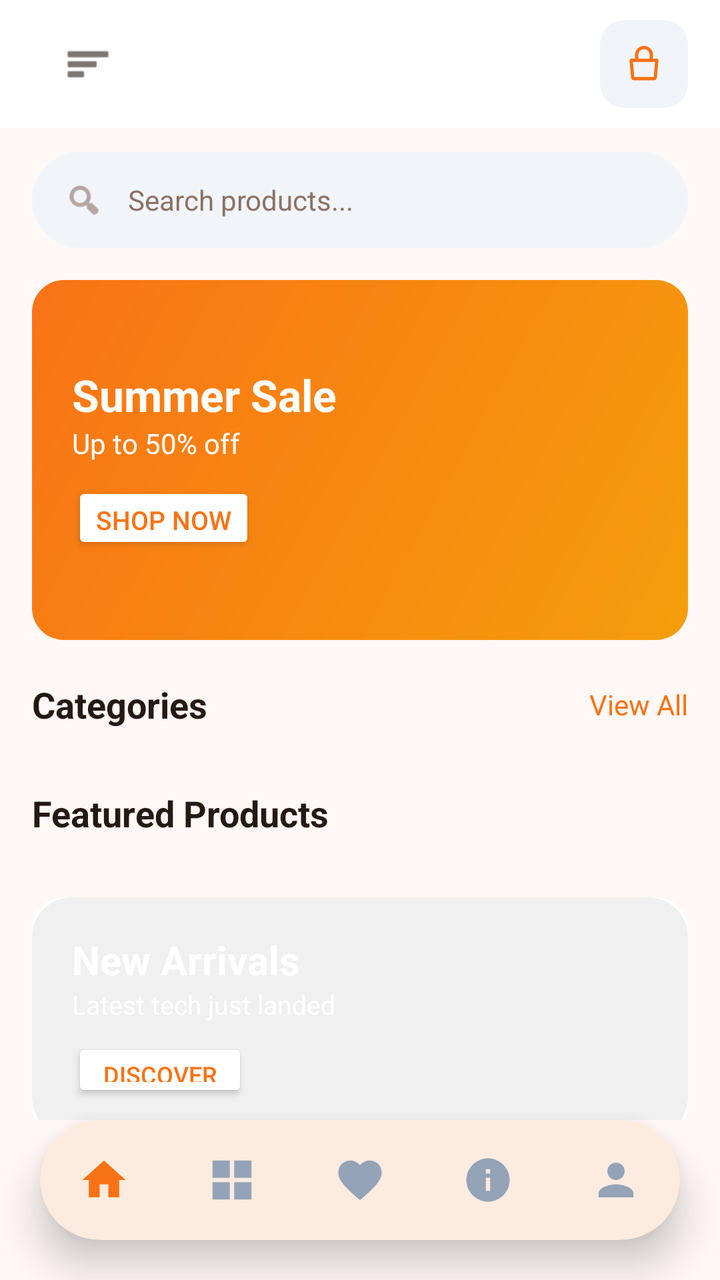
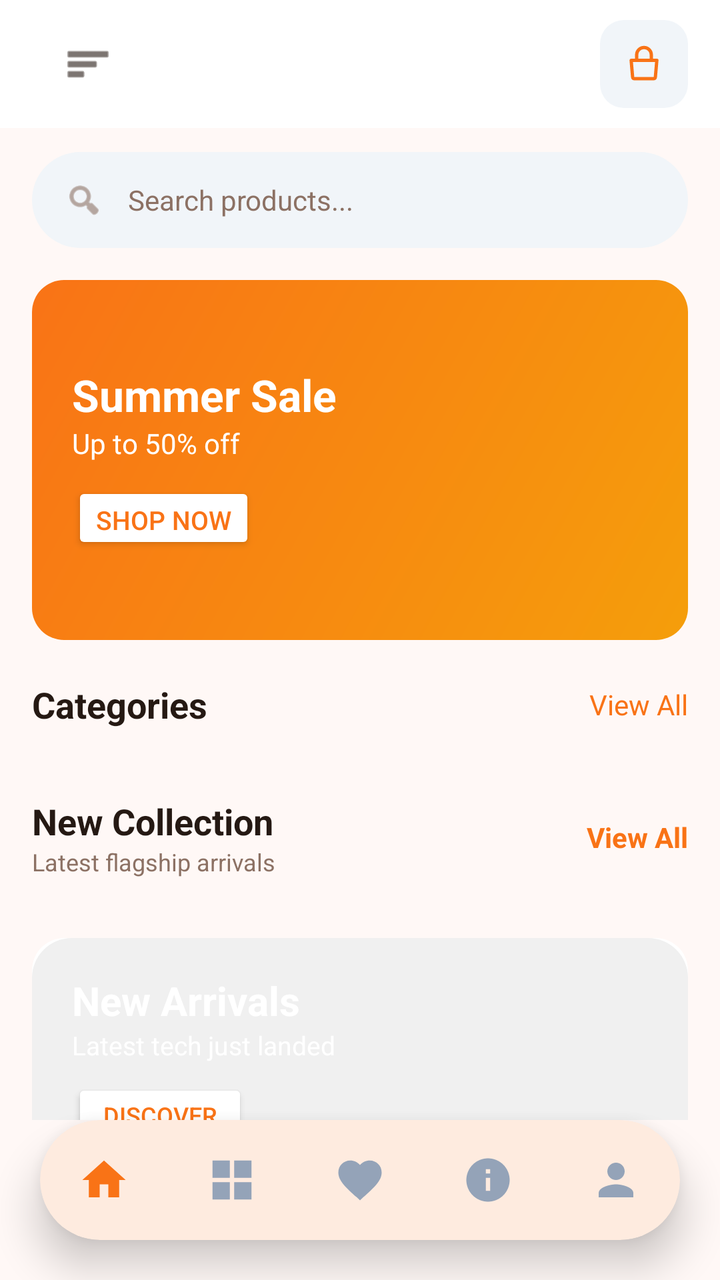

The first picture is an Android layout as it rendered before a commit; the second is the same layout after the commit. The layout source and the unified diff follow.
<!-- AndroidManifest.xml: application theme Theme.BeckieDealApp -->
<!-- res/layout/activity_main.xml -->
<?xml version="1.0" encoding="utf-8"?>
<androidx.constraintlayout.widget.ConstraintLayout xmlns:android="http://schemas.android.com/apk/res/android"
    xmlns:app="http://schemas.android.com/apk/res-auto"
    xmlns:tools="http://schemas.android.com/tools"
    android:layout_width="match_parent"
    android:layout_height="match_parent"
    android:background="@color/background"
    android:fitsSystemWindows="true"
    tools:context=".MainActivity">

    <com.google.android.material.appbar.MaterialToolbar
        android:id="@+id/topAppBar"
        android:layout_width="match_parent"
        android:layout_height="64dp"
        android:background="@color/surface"
        android:elevation="0dp"
        app:layout_constraintTop_toTopOf="parent">
        <RelativeLayout
            android:layout_width="match_parent"
            android:layout_height="match_parent"
            android:paddingHorizontal="16dp">
            <ImageView
                android:id="@+id/menuIcon"
                android:layout_width="24dp"
                android:layout_height="24dp"
                android:layout_alignParentStart="true"
                android:layout_centerVertical="true"
                android:src="@android:drawable/ic_menu_sort_by_size"
                android:tint="@color/text_primary" />
            <ImageView
                android:id="@+id/logoImage"
                android:layout_width="120dp"
                android:layout_height="40dp"
                android:layout_centerInParent="true"
                android:scaleType="fitCenter"
                android:src="@mipmap/ic_launcher" />
            <RelativeLayout
                android:id="@+id/cartContainer"
                android:layout_width="44dp"
                android:layout_height="44dp"
                android:layout_alignParentEnd="true"
                android:layout_centerVertical="true"
                android:background="@drawable/form_field_background">

                <ImageView
                    android:id="@+id/cartIcon"
                    android:layout_width="22dp"
                    android:layout_height="22dp"
                    android:layout_centerInParent="true"
                    android:src="@drawable/ic_shopping_bag"
                    app:tint="@color/primary" />

                <TextView
                    android:id="@+id/cartBadge"
                    android:layout_width="18dp"
                    android:layout_height="18dp"
                    android:layout_alignParentEnd="true"
                    android:layout_alignParentTop="true"
                    android:background="@drawable/badge_pill"
                    android:backgroundTint="@color/red_error"
                    android:gravity="center"
                    android:text="0"
                    android:textColor="@color/white_fixed"
                    android:textSize="9sp"
                    android:textStyle="bold"
                    android:visibility="gone" />

            </RelativeLayout>
        </RelativeLayout>
    </com.google.android.material.appbar.MaterialToolbar>

    <androidx.core.widget.NestedScrollView
        android:layout_width="match_parent"
        android:layout_height="0dp"
        android:fillViewport="true"
        app:layout_constraintTop_toBottomOf="@id/topAppBar"
        app:layout_constraintBottom_toTopOf="@id/bottomNavigationContainer">
        <LinearLayout
            android:layout_width="match_parent"
            android:layout_height="wrap_content"
            android:orientation="vertical"
            android:paddingBottom="100dp">

            
            <FrameLayout
                android:id="@+id/searchBar"
                android:layout_width="match_parent"
                android:layout_height="48dp"
                android:layout_marginHorizontal="16dp"
                android:layout_marginTop="12dp"
                android:background="@drawable/search_background"
                android:clickable="true"
                android:focusable="true">
                <ImageView
                    android:layout_width="20dp"
                    android:layout_height="20dp"
                    android:layout_gravity="center_vertical"
                    android:layout_marginStart="16dp"
                    android:src="@android:drawable/ic_menu_search"
                    android:tint="@color/text_secondary" />
                <TextView
                    android:layout_width="wrap_content"
                    android:layout_height="wrap_content"
                    android:layout_gravity="center_vertical"
                    android:layout_marginStart="48dp"
                    android:text="Search products..."
                    android:textColor="@color/text_secondary"
                    android:textSize="14sp" />
            </FrameLayout>

            
            <androidx.cardview.widget.CardView
                android:layout_width="match_parent"
                android:layout_height="180dp"
                android:layout_marginHorizontal="16dp"
                android:layout_marginTop="16dp"
                app:cardCornerRadius="16dp"
                app:cardElevation="0dp">
                <FrameLayout
                    android:layout_width="match_parent"
                    android:layout_height="match_parent"
                    android:background="@drawable/hero_gradient">
                    <LinearLayout
                        android:layout_width="wrap_content"
                        android:layout_height="wrap_content"
                        android:layout_gravity="center_vertical"
                        android:layout_marginStart="20dp"
                        android:orientation="vertical">
                        <TextView
                            android:layout_width="wrap_content"
                            android:layout_height="wrap_content"
                            android:text="Summer Sale"
                            android:textColor="@android:color/white"
                            android:textSize="22sp"
                            android:textStyle="bold" />
                        <TextView
                            android:layout_width="wrap_content"
                            android:layout_height="wrap_content"
                            android:text="Up to 50% off"
                            android:textColor="@android:color/white"
                            android:textSize="14sp" />
                        <Button
                            android:id="@+id/shopNowButton"
                            android:layout_width="wrap_content"
                            android:layout_height="36dp"
                            android:layout_marginTop="10dp"
                            android:backgroundTint="@android:color/white"
                            android:text="Shop Now"
                            android:textColor="@color/primary"
                            android:textSize="13sp" />
                    </LinearLayout>
                </FrameLayout>
            </androidx.cardview.widget.CardView>

            
            <RelativeLayout
                android:layout_width="match_parent"
                android:layout_height="wrap_content"
                android:layout_marginHorizontal="16dp"
                android:layout_marginTop="20dp">
                <TextView
                    android:layout_width="wrap_content"
                    android:layout_height="wrap_content"
                    android:layout_alignParentStart="true"
                    android:layout_centerVertical="true"
                    android:text="Categories"
                    android:textColor="@color/text_primary"
                    android:textSize="18sp"
                    android:textStyle="bold" />
                <TextView
                    android:id="@+id/viewAllCategories"
                    android:layout_width="wrap_content"
                    android:layout_height="wrap_content"
                    android:layout_alignParentEnd="true"
                    android:layout_centerVertical="true"
                    android:clickable="true"
                    android:focusable="true"
                    android:text="View All"
                    android:textColor="@color/primary"
                    android:textSize="14sp" />
            </RelativeLayout>

            <HorizontalScrollView
                android:layout_width="match_parent"
                android:layout_height="wrap_content"
                android:layout_marginTop="10dp"
                android:scrollbars="none">
                <LinearLayout
                    android:id="@+id/categoriesContainer"
                    android:layout_width="wrap_content"
                    android:layout_height="wrap_content"
                    android:orientation="horizontal"
                    android:paddingHorizontal="16dp" />
            </HorizontalScrollView>

            
            <RelativeLayout
                android:layout_width="match_parent"
                android:layout_height="wrap_content"
                android:layout_marginHorizontal="16dp"
                android:layout_marginTop="20dp">
                <TextView
                    android:layout_width="wrap_content"
                    android:layout_height="wrap_content"
                    android:layout_alignParentStart="true"
                    android:layout_centerVertical="true"
                    android:text="Featured Products"
                    android:textColor="@color/text_primary"
                    android:textSize="18sp"
                    android:textStyle="bold" />
            </RelativeLayout>

            <GridLayout
                android:id="@+id/productsGrid"
                android:layout_width="match_parent"
                android:layout_height="wrap_content"
                android:layout_marginHorizontal="16dp"
                android:layout_marginTop="10dp"
                android:columnCount="2" />

            
            <androidx.cardview.widget.CardView
                android:layout_width="match_parent"
                android:layout_height="120dp"
                android:layout_marginHorizontal="16dp"
                android:layout_marginTop="20dp"
                app:cardCornerRadius="16dp"
                app:cardElevation="0dp">
                <FrameLayout
                    android:layout_width="match_parent"
                    android:layout_height="match_parent"
                    android:background="@drawable/brand_background">
                    <LinearLayout
                        android:layout_width="wrap_content"
                        android:layout_height="wrap_content"
                        android:layout_gravity="center_vertical"
                        android:layout_marginStart="20dp"
                        android:orientation="vertical">
                        <TextView
                            android:layout_width="wrap_content"
                            android:layout_height="wrap_content"
                            android:text="New Arrivals"
                            android:textColor="@android:color/white"
                            android:textSize="20sp"
                            android:textStyle="bold" />
                        <TextView
                            android:layout_width="wrap_content"
                            android:layout_height="wrap_content"
                            android:text="Latest tech just landed"
                            android:textColor="@android:color/white"
                            android:textSize="13sp" />
                        <Button
                            android:id="@+id/discoverButton"
                            android:layout_width="wrap_content"
                            android:layout_height="32dp"
                            android:layout_marginTop="8dp"
                            android:backgroundTint="@android:color/white"
                            android:text="Discover"
                            android:textColor="@color/primary"
                            android:textSize="12sp" />
                    </LinearLayout>
                </FrameLayout>
            </androidx.cardview.widget.CardView>

        </LinearLayout>
    </androidx.core.widget.NestedScrollView>

    
    <com.google.android.material.card.MaterialCardView
        android:id="@+id/bottomNavigationContainer"
        android:layout_width="0dp"
        android:layout_height="wrap_content"
        android:layout_marginStart="20dp"
        android:layout_marginEnd="20dp"
        android:layout_marginBottom="20dp"
        app:cardCornerRadius="36dp"
        app:cardElevation="12dp"
        app:cardBackgroundColor="@color/surface"
        app:strokeWidth="0dp"
        app:layout_constraintBottom_toBottomOf="parent"
        app:layout_constraintStart_toStartOf="parent"
        app:layout_constraintEnd_toEndOf="parent">

        <com.google.android.material.bottomnavigation.BottomNavigationView
            android:id="@+id/bottomNavigation"
            android:layout_width="match_parent"
            android:layout_height="60dp"
            android:background="@android:color/transparent"
            app:backgroundTint="@android:color/transparent"
            app:elevation="0dp"
            app:labelVisibilityMode="unlabeled"
            app:itemIconSize="26dp"
            app:menu="@menu/bottom_nav_menu" />
    </com.google.android.material.card.MaterialCardView>

</androidx.constraintlayout.widget.ConstraintLayout>
<!-- resources referenced by this layout -->
<resources>
  <color name="background">#FFF8F6</color>
  <color name="primary">#F97316</color>
  <color name="red_error">#EF4444</color>
  <color name="surface">#FFFFFF</color>
  <color name="text_primary">#251913</color>
  <color name="text_secondary">#8C7164</color>
  <color name="white_fixed">#FFFFFF</color>
  <!-- drawable badge_pill (drawable) -->
  <?xml version="1.0" encoding="utf-8"?>
  <shape xmlns:android="http://schemas.android.com/apk/res/android">
      <solid android:color="#33FFFFFF" />
      <corners android:radius="4dp" />
  </shape>
  <!-- drawable brand_background (drawable) -->
  <?xml version="1.0" encoding="utf-8"?>
  <shape xmlns:android="http://schemas.android.com/apk/res/android">
      <solid android:color="#F0F0F0" />
      <corners android:radius="20dp" />
  </shape>
  <!-- drawable form_field_background (drawable) -->
  <?xml version="1.0" encoding="utf-8"?>
  <shape xmlns:android="http://schemas.android.com/apk/res/android">
      <solid android:color="@color/input_background" />
      <corners android:radius="12dp" />
  </shape>
  <!-- drawable hero_gradient (drawable) -->
  <?xml version="1.0" encoding="utf-8"?>
  <shape xmlns:android="http://schemas.android.com/apk/res/android">
      <gradient
          android:angle="135"
          android:startColor="#F59E0B"
          android:endColor="#F97316"
          android:type="linear" />
  </shape>
  <!-- drawable search_background (drawable) -->
  <?xml version="1.0" encoding="utf-8"?>
  <shape xmlns:android="http://schemas.android.com/apk/res/android">
      <solid android:color="@color/input_background" />
      <corners android:radius="24dp" />
  </shape>
  <!-- mipmap ic_launcher (mipmap-anydpi-v26) -->
  <?xml version="1.0" encoding="utf-8"?>
  <adaptive-icon xmlns:android="http://schemas.android.com/apk/res/android">
      <background android:drawable="@color/ic_launcher_background"/>
      <foreground android:drawable="@mipmap/ic_launcher_foreground"/>
  </adaptive-icon>
  <style name="Theme.BeckieDealApp" parent="Base.Theme.BeckieDealApp" />
  <color name="input_background">#F1F5F9</color>
  <color name="ic_launcher_background">#FFFFFF</color>
  <color name="on_primary">#FFFFFF</color>
  <color name="primary_container">#F97316</color>
  <color name="on_primary_container">#582200</color>
  <color name="on_surface">#251913</color>
  <style name="Widget.App.BottomNavigationView" parent="Widget.Material3.BottomNavigationView">
          <item name="itemIconSize">26dp</item>
          <item name="itemIconTint">@color/bottom_nav_color</item>
          <item name="itemTextColor">@color/bottom_nav_color</item>
          <item name="android:background">@android:color/transparent</item>
          <item name="backgroundTint">@android:color/transparent</item>
          <item name="labelVisibilityMode">unlabeled</item>
          <item name="itemActiveIndicatorStyle">@style/Widget.App.BottomNavigationView.ActiveIndicator</item>
      </style>
  <style name="Widget.App.BottomNavigationView.ActiveIndicator" parent="Widget.Material3.BottomNavigationView.ActiveIndicator">
          <item name="android:color">@color/badge_bg</item>
          <item name="android:width">48dp</item>
          <item name="android:height">36dp</item>
          <item name="shapeAppearance">@style/ShapeAppearance.App.BottomNavigationView.ActiveIndicator</item>
      </style>
  <color name="badge_bg">#FFF1EB</color>
  <style name="ShapeAppearance.App.BottomNavigationView.ActiveIndicator" parent="">
          <item name="cornerFamily">rounded</item>
          <item name="cornerSize">50%</item>
      </style>
  <!-- unchanged entries left out for length: 2 -->
</resources>

<!-- the commit's change to res/layout/activity_main.xml (unified diff, before → after) -->
@@ -1,5 +1,6 @@
 <?xml version="1.0" encoding="utf-8"?>
-<androidx.constraintlayout.widget.ConstraintLayout xmlns:android="http://schemas.android.com/apk/res/android"
+<androidx.constraintlayout.widget.ConstraintLayout
+    xmlns:android="http://schemas.android.com/apk/res/android"
     xmlns:app="http://schemas.android.com/apk/res-auto"
     xmlns:tools="http://schemas.android.com/tools"
     android:layout_width="match_parent"
@@ -8,6 +9,7 @@
     android:fitsSystemWindows="true"
     tools:context=".MainActivity">
 
+    
     <com.google.android.material.appbar.MaterialToolbar
         android:id="@+id/topAppBar"
         android:layout_width="match_parent"
@@ -15,10 +17,12 @@
         android:background="@color/surface"
         android:elevation="0dp"
         app:layout_constraintTop_toTopOf="parent">
+
         <RelativeLayout
             android:layout_width="match_parent"
             android:layout_height="match_parent"
             android:paddingHorizontal="16dp">
+
             <ImageView
                 android:id="@+id/menuIcon"
                 android:layout_width="24dp"
@@ -27,6 +31,7 @@
                 android:layout_centerVertical="true"
                 android:src="@android:drawable/ic_menu_sort_by_size"
                 android:tint="@color/text_primary" />
+
             <ImageView
                 android:id="@+id/logoImage"
                 android:layout_width="120dp"
@@ -34,6 +39,7 @@
                 android:layout_centerInParent="true"
                 android:scaleType="fitCenter"
                 android:src="@mipmap/ic_launcher" />
+
             <RelativeLayout
                 android:id="@+id/cartContainer"
                 android:layout_width="44dp"
@@ -64,17 +70,18 @@
                     android:textSize="9sp"
                     android:textStyle="bold"
                     android:visibility="gone" />
-
             </RelativeLayout>
         </RelativeLayout>
     </com.google.android.material.appbar.MaterialToolbar>
 
+    
     <androidx.core.widget.NestedScrollView
         android:layout_width="match_parent"
         android:layout_height="0dp"
         android:fillViewport="true"
         app:layout_constraintTop_toBottomOf="@id/topAppBar"
         app:layout_constraintBottom_toTopOf="@id/bottomNavigationContainer">
+
         <LinearLayout
             android:layout_width="match_parent"
             android:layout_height="wrap_content"
@@ -198,32 +205,61 @@
                 android:layout_width="match_parent"
                 android:layout_height="wrap_content"
                 android:layout_marginHorizontal="16dp"
-                android:layout_marginTop="20dp">
-                <TextView
+                android:layout_marginTop="24dp">
+                <LinearLayout
                     android:layout_width="wrap_content"
                     android:layout_height="wrap_content"
                     android:layout_alignParentStart="true"
                     android:layout_centerVertical="true"
-                    android:text="Featured Products"
-                    android:textColor="@color/text_primary"
-                    android:textSize="18sp"
+                    android:orientation="vertical">
+                    <TextView
+                        android:layout_width="wrap_content"
+                        android:layout_height="wrap_content"
+                        android:text="New Collection"
+                        android:textColor="@color/text_primary"
+                        android:textSize="18sp"
+                        android:textStyle="bold" />
+                    <TextView
+                        android:layout_width="wrap_content"
+                        android:layout_height="wrap_content"
+                        android:text="Latest flagship arrivals"
+                        android:textColor="@color/text_secondary"
+                        android:textSize="12sp" />
+                </LinearLayout>
+                <TextView
+                    android:id="@+id/viewAllNewCollection"
+                    android:layout_width="wrap_content"
+                    android:layout_height="wrap_content"
+                    android:layout_alignParentEnd="true"
+                    android:layout_centerVertical="true"
+                    android:clickable="true"
+                    android:focusable="true"
+                    android:text="View All"
+                    android:textColor="@color/primary"
+                    android:textSize="14sp"
                     android:textStyle="bold" />
             </RelativeLayout>
 
-            <GridLayout
-                android:id="@+id/productsGrid"
-                android:layout_width="match_parent"
-                android:layout_height="wrap_content"
-                android:layout_marginHorizontal="16dp"
+            <HorizontalScrollView
+                android:layout_width="match_parent"
+                android:layout_height="wrap_content"
                 android:layout_marginTop="10dp"
-                android:columnCount="2" />
+                android:scrollbars="none">
+                <LinearLayout
+                    android:id="@+id/newCollectionContainer"
+                    android:layout_width="wrap_content"
+                    android:layout_height="wrap_content"
+                    android:orientation="horizontal"
+                    android:paddingHorizontal="16dp"
+                    android:paddingBottom="4dp" />
+            </HorizontalScrollView>
 
             
             <androidx.cardview.widget.CardView
                 android:layout_width="match_parent"
                 android:layout_height="120dp"
                 android:layout_marginHorizontal="16dp"
-                android:layout_marginTop="20dp"
+                android:layout_marginTop="16dp"
                 app:cardCornerRadius="16dp"
                 app:cardElevation="0dp">
                 <FrameLayout
@@ -261,6 +297,85 @@
                     </LinearLayout>
                 </FrameLayout>
             </androidx.cardview.widget.CardView>
+
+            
+            <RelativeLayout
+                android:layout_width="match_parent"
+                android:layout_height="wrap_content"
+                android:layout_marginHorizontal="16dp"
+                android:layout_marginTop="24dp">
+                <LinearLayout
+                    android:layout_width="wrap_content"
+                    android:layout_height="wrap_content"
+                    android:layout_alignParentStart="true"
+                    android:layout_centerVertical="true"
+                    android:orientation="vertical">
+                    <TextView
+                        android:layout_width="wrap_content"
+                        android:layout_height="wrap_content"
+                        android:text="Top Selling"
+                        android:textColor="@color/text_primary"
+                        android:textSize="18sp"
+                        android:textStyle="bold" />
+                    <TextView
+                        android:layout_width="wrap_content"
+                        android:layout_height="wrap_content"
+                        android:text="Highest rated by customers"
+                        android:textColor="@color/text_secondary"
+                        android:textSize="12sp" />
+                </LinearLayout>
+                <TextView
+                    android:id="@+id/viewAllTopSelling"
+                    android:layout_width="wrap_content"
+                    android:layout_height="wrap_content"
+                    android:layout_alignParentEnd="true"
+                    android:layout_centerVertical="true"
+                    android:clickable="true"
+                    android:focusable="true"
+                    android:text="View All"
+                    android:textColor="@color/primary"
+                    android:textSize="14sp"
+                    android:textStyle="bold" />
+            </RelativeLayout>
+
+            <HorizontalScrollView
+                android:layout_width="match_parent"
+                android:layout_height="wrap_content"
+                android:layout_marginTop="10dp"
+                android:scrollbars="none">
+                <LinearLayout
+                    android:id="@+id/topSellingContainer"
+                    android:layout_width="wrap_content"
+                    android:layout_height="wrap_content"
+                    android:orientation="horizontal"
+                    android:paddingHorizontal="16dp"
+                    android:paddingBottom="4dp" />
+            </HorizontalScrollView>
+
+            
+            <RelativeLayout
+                android:layout_width="match_parent"
+                android:layout_height="wrap_content"
+                android:layout_marginHorizontal="16dp"
+                android:layout_marginTop="24dp">
+                <TextView
+                    android:layout_width="wrap_content"
+                    android:layout_height="wrap_content"
+                    android:layout_alignParentStart="true"
+                    android:layout_centerVertical="true"
+                    android:text="Featured Products"
+                    android:textColor="@color/text_primary"
+                    android:textSize="18sp"
+                    android:textStyle="bold" />
+            </RelativeLayout>
+
+            <GridLayout
+                android:id="@+id/productsGrid"
+                android:layout_width="match_parent"
+                android:layout_height="wrap_content"
+                android:layout_marginHorizontal="16dp"
+                android:layout_marginTop="10dp"
+                android:columnCount="2" />
 
         </LinearLayout>
     </androidx.core.widget.NestedScrollView>
